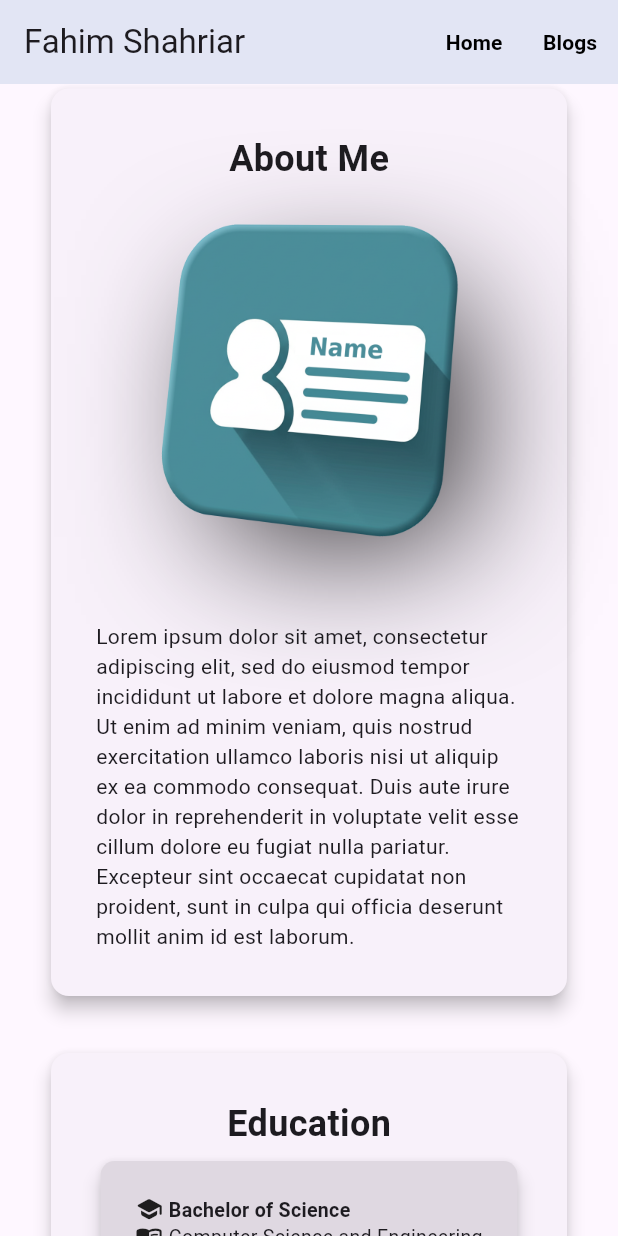
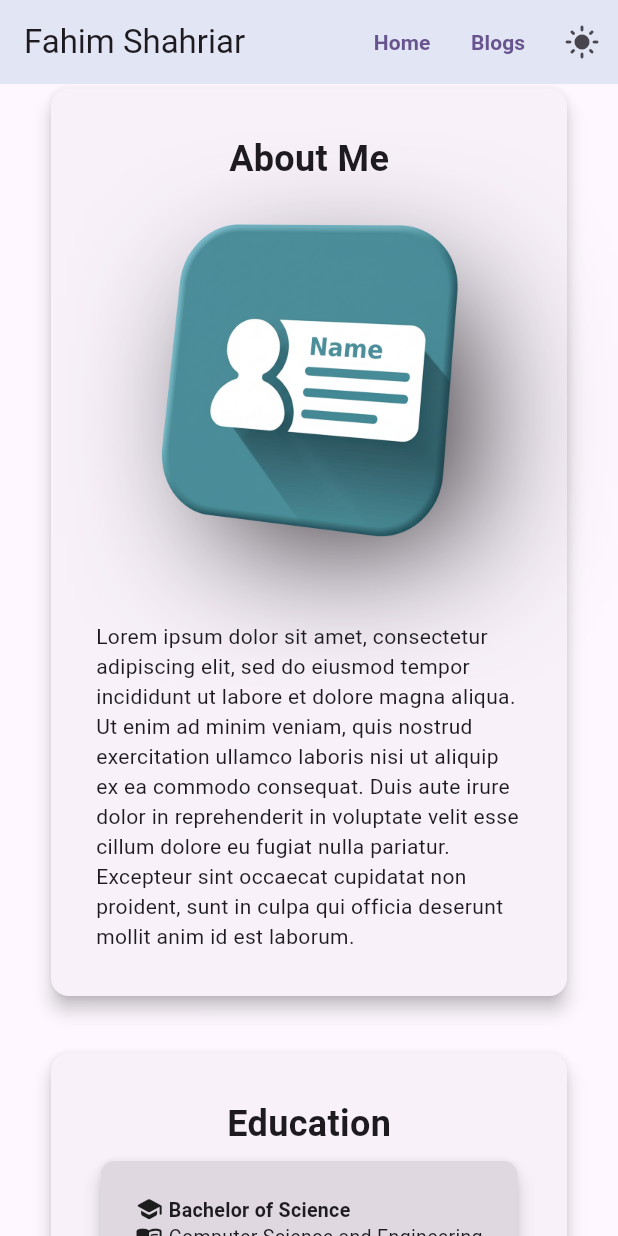
Before and after one commit to fahimshahriar123/fahimshahriar123.github.io, a Flutter app: the screen it shows after launch, scrolled down 576 dp, on a phone screen of 412 x 824 dp. Run offline on Flutter 3.47's test engine with Material 3 defaults, Android fonts, the light colour scheme and no system bars; our stand-ins replace font_awesome_flutter.

Commit message:
Added dark mode

```diff
--- /dev/null
+++ b/lib/data/notifiers.dart
@@ -0,0 +1,3 @@
+import 'package:flutter/material.dart';
+
+ValueNotifier<bool> isDarkModeNotifier =  ValueNotifier(true);
--- a/lib/desktop/pages/landing_page.dart
+++ b/lib/desktop/pages/landing_page.dart
@@ -1,3 +1,4 @@
+import 'package:cv_website/data/notifiers.dart';
 import 'package:cv_website/desktop/widgets/app_bar_button.dart';
 import 'package:cv_website/desktop/widgets/about_me_card.dart';
 import 'package:cv_website/desktop/widgets/certifications_card.dart';
@@ -32,9 +33,21 @@ class _LandingPageState extends State<LandingPage> {
         actions: [
           AppBarButton(pageName: '/home', title: 'Home'),
           AppBarTextButton(link: 'https://fahimshahriar1.medium.com'),
+          IconButton(
+            onPressed: () {
+              isDarkModeNotifier.value = !isDarkModeNotifier.value;
+            },
+            icon: ValueListenableBuilder(
+              valueListenable: isDarkModeNotifier,
+              builder: (context, value, child) {
+                return Icon(value ? Icons.light_mode : Icons.dark_mode);
+              },
+            ),
+          ),
         ],
       ),
-      body: LayoutBuilder(builder: (context, constraints) {
+      body: LayoutBuilder(
+        builder: (context, constraints) {
           if (constraints.maxWidth < 600) {
             return SingleChildScrollView(
               child: Column(
@@ -49,8 +62,7 @@ class _LandingPageState extends State<LandingPage> {
                 ],
               ),
             );
-        }
-        else {
+          } else {
             return SingleChildScrollView(
               child: Column(
                 children: [
@@ -65,7 +77,8 @@ class _LandingPageState extends State<LandingPage> {
               ),
             );
           }
-      },)
+        },
+      ),
     );
   }
 }
--- a/lib/desktop/widgets/about_me_card.dart
+++ b/lib/desktop/widgets/about_me_card.dart
@@ -47,9 +47,8 @@ class AboutMeCard extends StatelessWidget {
                           boxShadow: [
                             BoxShadow(
                               blurRadius: 80.0,
-                              offset: Offset(100, 100),
+                              offset: Offset(150, 100),
                               color: Colors.black87,
-                              spreadRadius: 30.0,
                             ),
                           ],
                         ),
--- a/lib/desktop/widgets/app_bar_button.dart
+++ b/lib/desktop/widgets/app_bar_button.dart
@@ -21,7 +21,6 @@ class AppBarButton extends StatelessWidget {
           title,
           style: TextStyle(
             fontWeight: FontWeight.bold,
-            color: Colors.black,
           ),
         ),
     );
@@ -46,7 +45,6 @@ class AppBarTextButton extends StatelessWidget {
           'Blogs',
           style: TextStyle(
             fontWeight: FontWeight.bold,
-            color: Colors.black,
           ),
         ),
     );
--- a/lib/main.dart
+++ b/lib/main.dart
@@ -1,3 +1,4 @@
+import 'package:cv_website/data/notifiers.dart';
 import 'package:cv_website/desktop/pages/landing_page.dart';
 import 'package:flutter/material.dart';
 
@@ -11,14 +12,20 @@ class MyApp extends StatelessWidget {
   // This widget is the root of your application.
   @override
   Widget build(BuildContext context) {
-    return MaterialApp(
-      title: 'Fahim Shahriar Portfolio',
-      theme: ThemeData(
-        colorScheme: ColorScheme.fromSeed(seedColor: Colors.deepPurple),
-      ),
-      home: LandingPage(),
-      routes: {
-        '/home': (context) => LandingPage(),
+    return ValueListenableBuilder(
+      valueListenable: isDarkModeNotifier,
+      builder: (context, value, child) {
+        return MaterialApp(
+          title: 'Fahim Shahriar Portfolio',
+          theme: ThemeData(
+            colorScheme: ColorScheme.fromSeed(
+              seedColor: Colors.deepPurple,
+              brightness: value ? Brightness.light : Brightness.dark,
+            ),
+          ),
+          home: LandingPage(),
+          routes: {'/home': (context) => LandingPage()},
+        );
       },
     );
   }
--- a/pubspec.yaml
+++ b/pubspec.yaml
@@ -37,6 +37,7 @@ dependencies:
   animated_text_kit: ^4.2.3
   url_launcher: ^6.3.1
   font_awesome_flutter: ^10.8.0
+  flutter_launcher_icons: ^0.14.3
 
 dev_dependencies:
   flutter_test:
```
Also changed, not shown: flutter_launcher_icons.yaml (added, +8 -0 lines), lib/desktop/widgets/name_card.dart (+0 -20 lines), pubspec.lock, 12 other files. Lines whose indentation alone changed are shown as unchanged.
